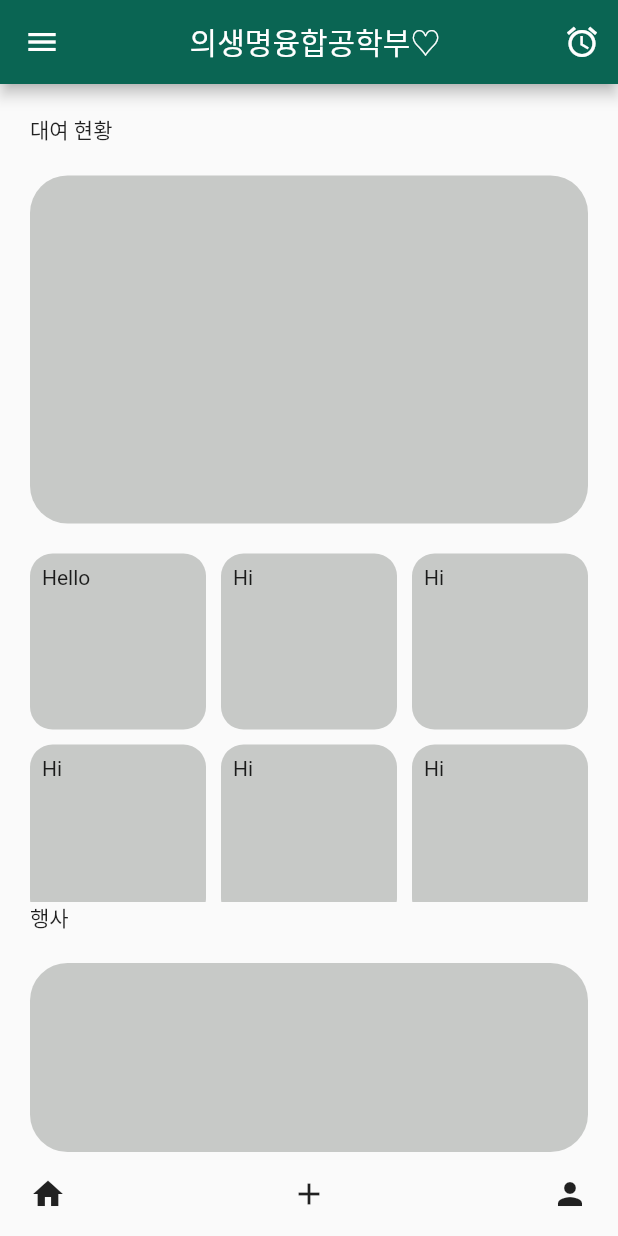
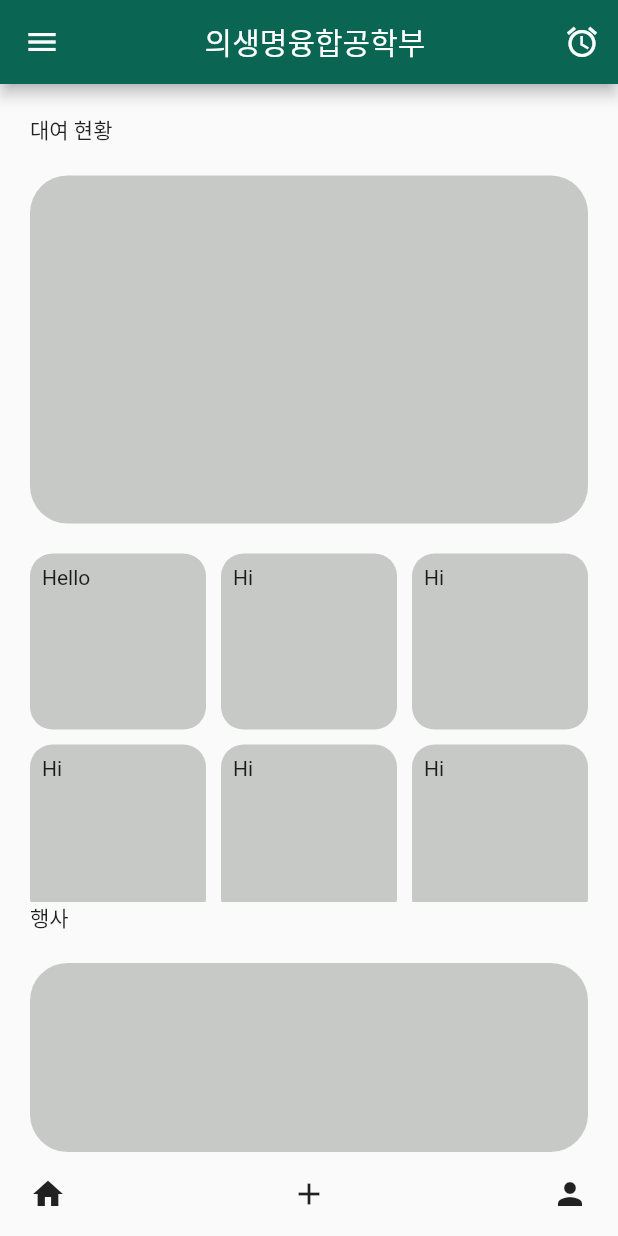
Before and after one commit to Minsuyeon-0329/bce_book_loan, a Flutter app: the screen it shows after launch, on a phone screen of 412 x 824 dp. Run offline on Flutter 3.47's test engine with Material 2 defaults, Android fonts, the phone set to English and light mode, and no system bars; our stand-ins replace get, matcher.

Commit message:
drawer 해결

```diff
--- a/lib/home/home.dart
+++ b/lib/home/home.dart
@@ -9,29 +9,27 @@ class HomePage extends StatelessWidget {
         child: ListView(
           children: <Widget>[
             UserAccountsDrawerHeader(
-                accountName: const Text(
-                  '최준영',
-                  style: TextStyle(color: Colors.black),
+              currentAccountPicture: const CircleAvatar(
+                backgroundImage: AssetImage('assets/test.jpg'),
+                backgroundColor: Color.fromRGBO(199, 201, 199, 1),
               ),
-                accountEmail: const Text(
-                  'chois@naver.com',
-                  style: TextStyle(color: Colors.black),
-                ),
+              otherAccountsPictures: const [
+                CircleAvatar(
+                  backgroundImage: AssetImage('assets/test.jpg'),
+                  backgroundColor: Color.fromRGBO(199, 201, 199, 1),
+                )
+              ],
+              accountName: const Text('최준영'),
+              accountEmail: const Text('chois@naver.com'),
               onDetailsPressed: () {
                 const Text('press details');
               },
-                currentAccountPicture: const CircleAvatar(
-                  backgroundImage: AssetImage('assets/test.jpg'),
+              decoration: BoxDecoration(
+                color: Color.fromRGBO(10, 101, 83, 1),
               ),
-                decoration: BoxDecoration(
-                    color: Colors.blue[300],
-                    borderRadius: const BorderRadius.only(
-                      bottomLeft: Radius.circular(40),
-                      bottomRight: Radius.circular(40),
-                    )),
             ),
             ListTile(
-                leading: Icon(Icons.home, color: Colors.grey[850]),
+              leading: Icon(Icons.home, color: Color.fromRGBO(199, 201, 199, 1)),
               title: const Text('Home'),
               onTap: () {
                 const Text('Home is clicked');
@@ -39,7 +37,7 @@ class HomePage extends StatelessWidget {
               trailing: const Icon(Icons.add),
             ),
             ListTile(
-                leading: Icon(Icons.settings, color: Colors.grey[850]),
+              leading: Icon(Icons.settings, color: Color.fromRGBO(199, 201, 199, 1)),
               title: const Text('Setting'),
               onTap: () {
                 const Text('Setting is clicked');
@@ -47,7 +45,7 @@ class HomePage extends StatelessWidget {
               trailing: Icon(Icons.add),
             ),
             ListTile(
-                leading: Icon(Icons.question_answer, color: Colors.grey[850]),
+              leading: Icon(Icons.question_answer, color: Color.fromRGBO(199, 201, 199, 1)),
               title: const Text('Q&A'),
               onTap: () {
                 const Text('Q&A is clicked');
@@ -58,7 +56,7 @@ class HomePage extends StatelessWidget {
         ),
       ),
       appBar: AppBar(
-        title: const Center(child: Text('의생명융합공학부♡')),
+        title: const Center(child: Text('의생명융합공학부')),
         backgroundColor: const Color.fromRGBO(10, 101, 83, 1),
         actions: [
           IconButton(
```
Lines whose indentation alone changed are shown as unchanged.
